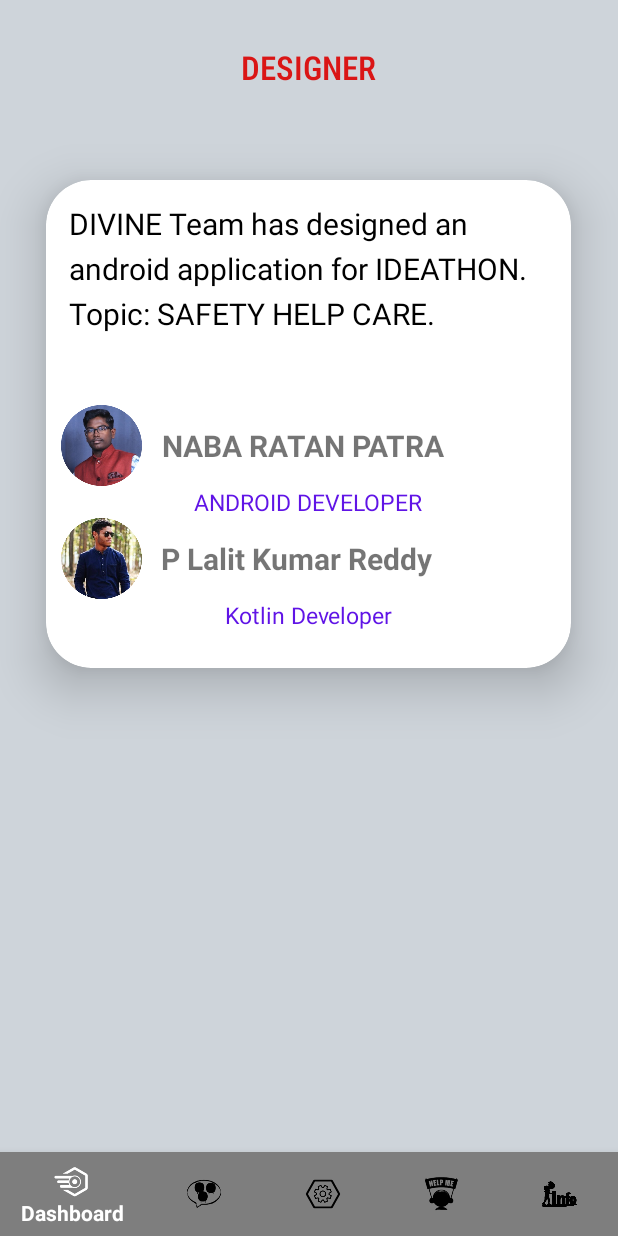
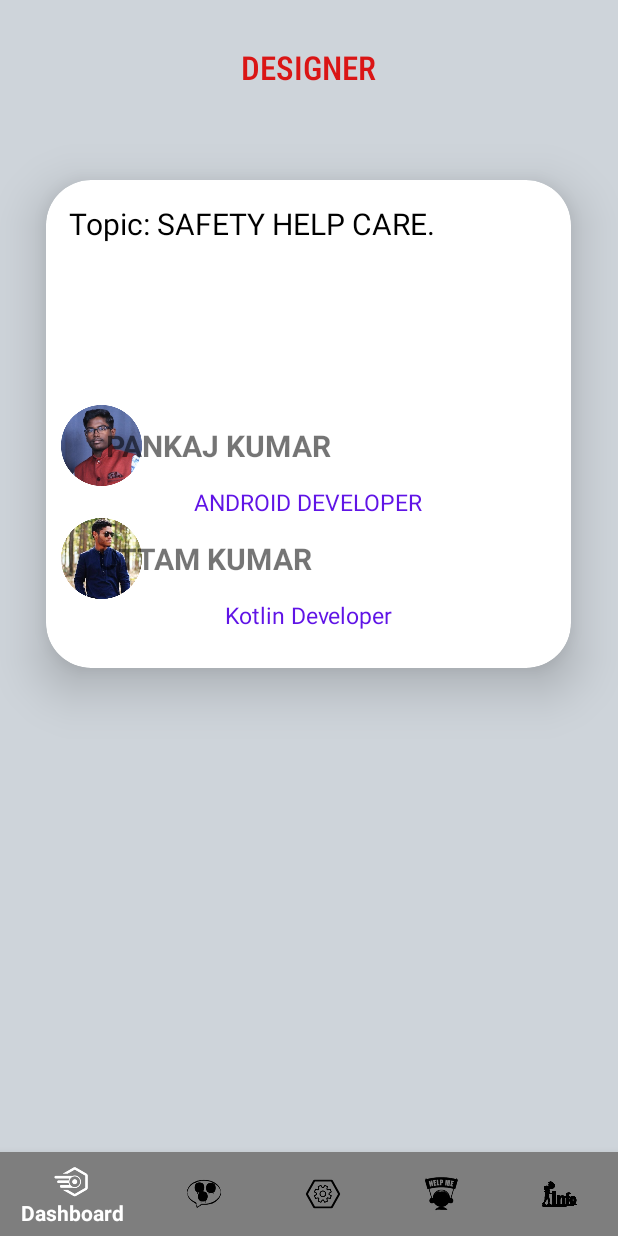
Before and after one commit to pankaz20/DIVINE-or-E-Savior, an Android app: the layout activity_about.xml on its own in the app's theme, with its tools: preview values and no code run, on a phone screen of 412 x 824 dp. Run offline under Robolectric (Android 15) with nearby library versions, the phone set to English and light mode, and no system bars; Roboto replaces fonts that are not available here.

Commit message:
Update activity_about.xml

```diff
--- a/app/src/main/res/layout/activity_about.xml
+++ b/app/src/main/res/layout/activity_about.xml
@@ -41,7 +41,7 @@
             android:elegantTextHeight="true"
             android:lineHeight="30dp"
             android:padding="15dp"
-            android:text="DIVINE Team has designed an android application for IDEATHON. Topic: SAFETY HELP CARE."
+            android:text="Topic: SAFETY HELP CARE."
             android:textColor="#000000"
             android:textIsSelectable="true"
             android:textSize="20sp" />
@@ -66,7 +66,7 @@
                 android:layout_height="54dp"
                                 android:layout_marginStart="5dp"
                 android:gravity="center_vertical"
-                android:text="        NABA RATAN PATRA"
+                android:text="PANKAJ KUMAR"
                 android:textSize="20dp"
                 android:textStyle="bold"
                 app:layout_constraintEnd_toEndOf="parent"
@@ -102,7 +102,7 @@
                 android:layout_marginStart="5dp"
                 android:layout_marginEnd="10dp"
                 android:gravity="center_vertical"
-                android:text="         P Lalit Kumar Reddy"
+                android:text="UTTAM KUMAR"
                 android:textSize="20dp"
                 android:textStyle="bold"
                 app:layout_constraintEnd_toEndOf="parent"
```
